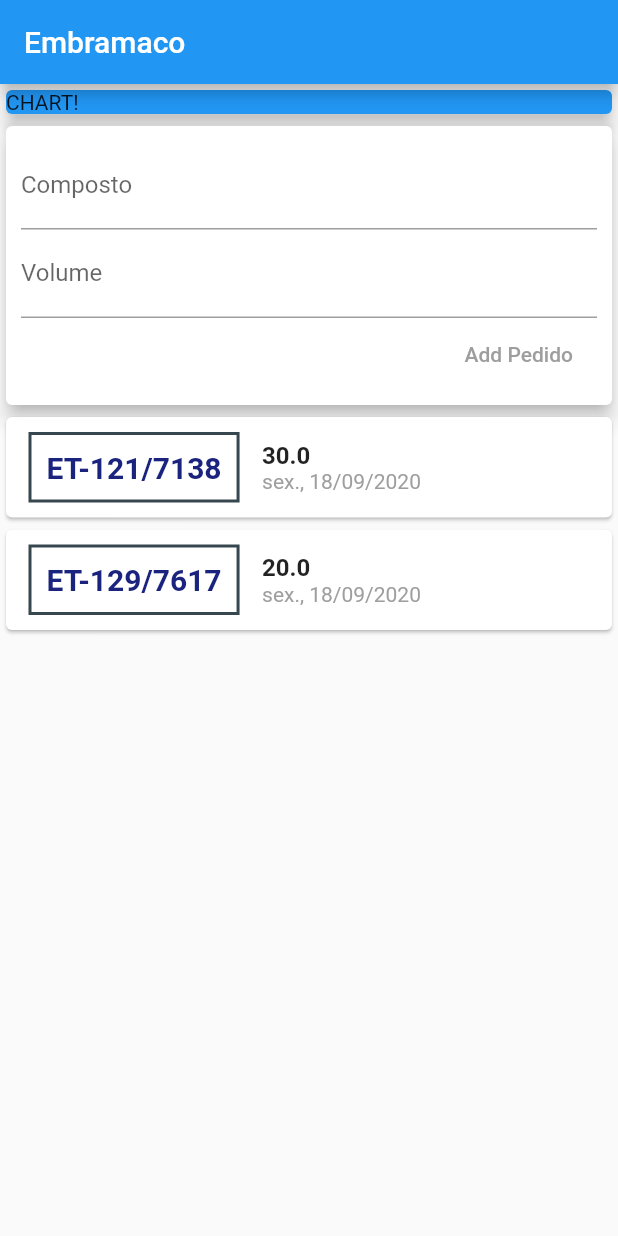
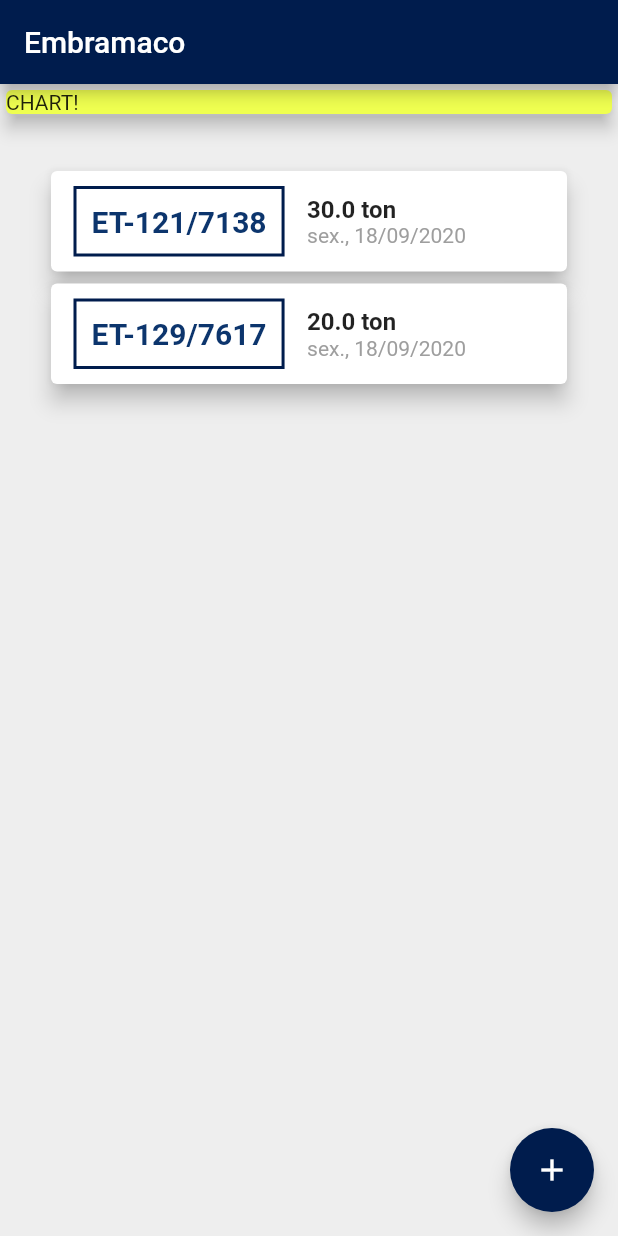
Before and after one commit to jonatas101/pedidosEmbramaco, a Flutter app: the screen it shows after launch, on a phone screen of 412 x 824 dp. Run offline on Flutter 3.47's test engine with Material 2 defaults, Android fonts, the phone set to English and light mode, and no system bars.

Commit message:
Styling an splitting

```diff
--- a/lib/main.dart
+++ b/lib/main.dart
@@ -2,7 +2,7 @@
 import 'package:intl/intl.dart';
 import 'package:intl/date_symbol_data_local.dart';
 
-import './itens.dart';
+import 'models/itens.dart';
 
 void main() => runApp(MyApp());
 
@@ -33,15 +33,14 @@
     ),
   ];
 
-  final compostoInputController = TextEditingController();
-  final volumeInputController = TextEditingController();
-
   @override
   Widget build(BuildContext context) {
     return Scaffold(
       appBar: AppBar(
+        backgroundColor: Color(0xff001C4D),
         title: Text('Embramaco'),
       ),
+      backgroundColor: Colors.grey.shade200,
       body: Column(
         // mainAxisAlignment: MainAxisAlignment.start,
         crossAxisAlignment: CrossAxisAlignment.stretch,
@@ -49,41 +48,17 @@
           Container(
             width: double.infinity,
             child: Card(
-              color: Colors.blue,
+              color: Color(0xffefff50),
               child: Text('CHART!'),
               elevation: 5,
             ),
           ),
-          Card(
-            elevation: 5,
-            child: Container(
-              padding: EdgeInsets.all(10),
+          Container(
+            margin: EdgeInsets.all(30),
             child: Column(
-                crossAxisAlignment: CrossAxisAlignment.end,
-                children: <Widget>[
-                  TextField(
-                    decoration: InputDecoration(labelText: 'Composto'),
-                    controller: compostoInputController,
-                  ),
-                  TextField(
-                    decoration: InputDecoration(labelText: 'Volume'),
-                    controller: volumeInputController,
-                  ),
-                  FlatButton(
-                    child: Text('Add Pedido'),
-                    textColor: Colors.grey,
-                    onPressed: () {
-                      print(compostoInputController.text);
-                      print(volumeInputController.text);
-                    },
-                  ),
-                ],
-              ),
-            ),
-          ),
-          Column(
               children: pedidos.map((tx) {
                 return Card(
+                  elevation: 6,
                   child: Row(
                     children: <Widget>[
                       Container(
@@ -93,7 +68,7 @@
                         ),
                         decoration: BoxDecoration(
                           border: Border.all(
-                          color: Colors.blueGrey[800],
+                            color: Color(0xff001C4D),
                             width: 2,
                           ),
                         ),
@@ -103,7 +78,7 @@
                           style: TextStyle(
                             fontWeight: FontWeight.bold,
                             fontSize: 20,
-                          color: Colors.indigo[900],
+                            color: Color(0xff0C356D),
                           ),
                         ),
                       ),
@@ -111,7 +86,7 @@
                         crossAxisAlignment: CrossAxisAlignment.start,
                         children: <Widget>[
                           Text(
-                          '${tx.volume}',
+                            '${tx.volume}' + ' ton',
                             style: TextStyle(
                               fontSize: 16,
                               fontWeight: FontWeight.bold,
@@ -130,7 +105,13 @@
                 );
               }).toList(),
             ),
+          ),
         ],
+      ),
+      floatingActionButton: FloatingActionButton(
+        backgroundColor: Color(0xff001C4D),
+        child: Icon(Icons.add),
+        onPressed: () {},
       ),
     );
   }
```
Also changed, not shown: lib/widgets/novo_pedido.dart (added, +43 -0 lines), lib/models/itens.dart (renamed from lib/itens.dart). Lines whose indentation alone changed are shown as unchanged.
